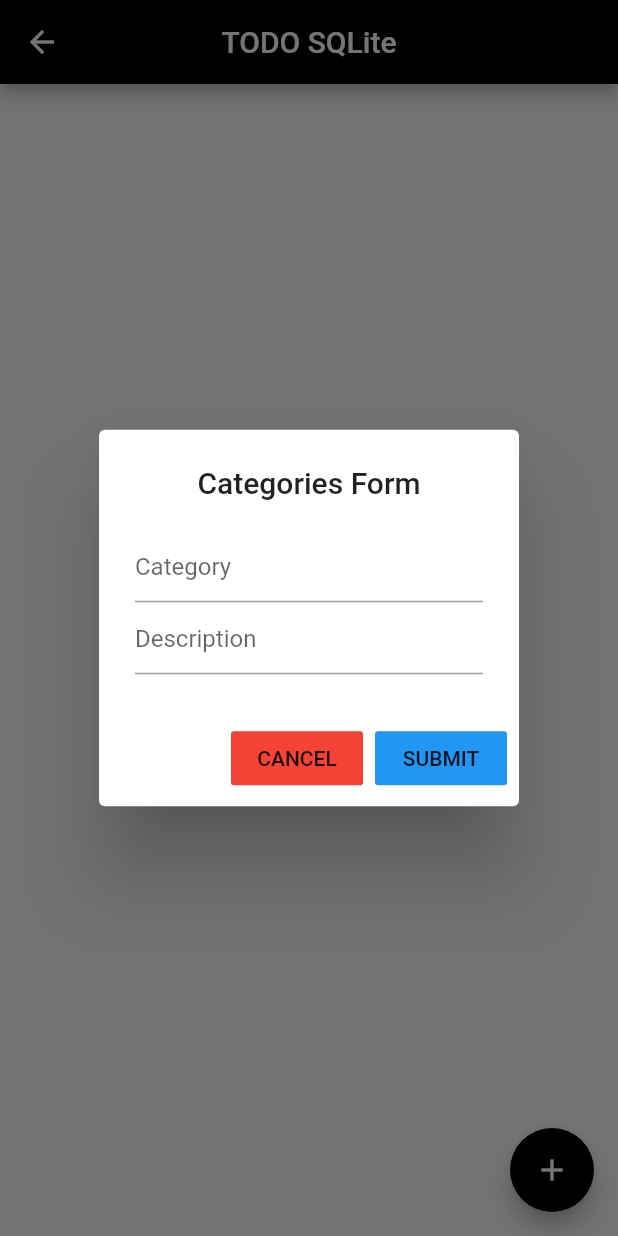
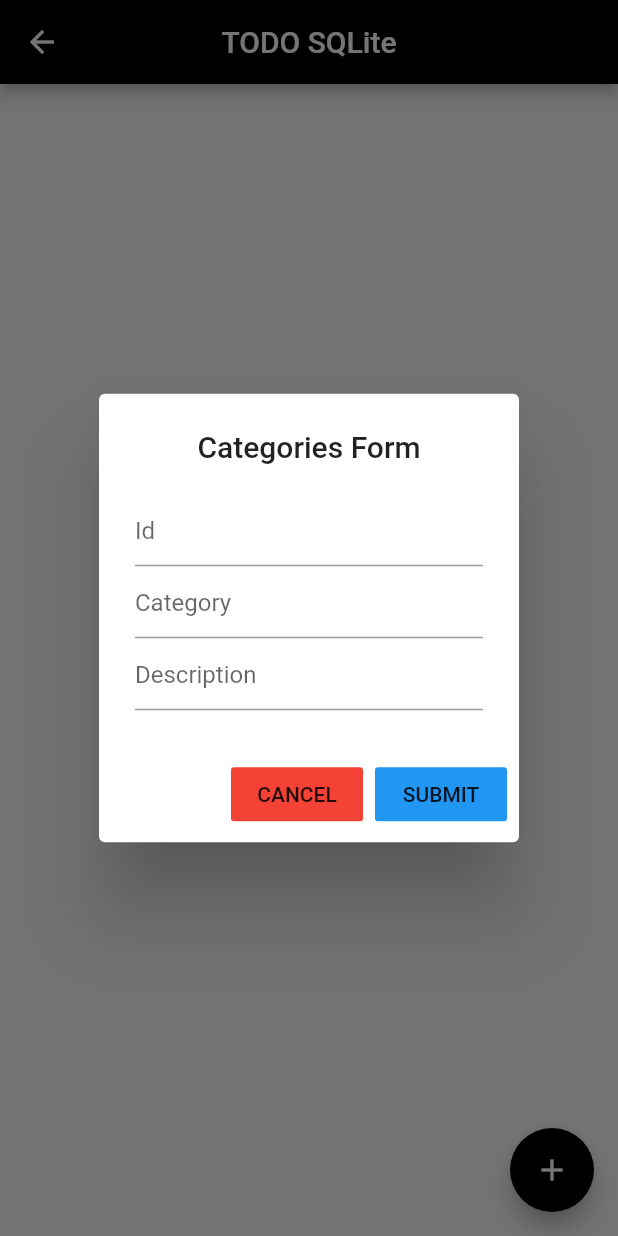
Before and after one commit to harshgupta80700/TODO_SQLite, a Flutter app: the Categories screen opened by its route, after a tap on the "add" icon, on a phone screen of 412 x 824 dp. Run offline on Flutter 3.47's test engine with Material 2 defaults, Android fonts, the phone set to English and light mode, and no system bars; our stand-ins replace sqflite; accounts and stored records are empty; network calls fail.

```diff
--- a/lib/repositories/repositories.dart
+++ b/lib/repositories/repositories.dart
@@ -1,4 +1,5 @@
 import 'package:sqflite/sqflite.dart';
+import 'package:todo_sqlite/models/categories.dart';
 import 'package:todo_sqlite/repositories/database_connection.dart';
 
 class Repositories{
@@ -22,4 +23,18 @@ class Repositories{
     return await connection.insert(table, data);
   }
 
+  Future<List<CategoriesModel>> readData(table) async{
+    var connection = await database;
+    final List<Map<String,dynamic>> maps =  await connection.query(table);
+    return List.generate(maps.length, (index){
+      CategoriesModel categoriesModel;
+      categoriesModel.id = maps[index]['id'];
+      categoriesModel.name = maps[index]['name'];
+      categoriesModel.desc = maps[index]['desc'];
+      return categoriesModel;
+    });
+
+
+  }
+
 }
--- a/lib/services/category_service.dart
+++ b/lib/services/category_service.dart
@@ -13,4 +13,8 @@ class CategoryService{
     return await _repositories.insertData('categories',categories.categoryMap());
   }
 
+  Future<List<CategoriesModel>> readCategories() async{
+    return _repositories.readData('categories');
+  }
+
 }
--- a/lib/views/categories.dart
+++ b/lib/views/categories.dart
@@ -12,9 +12,16 @@ class _CategoriesState extends State<Categories> {
 
   TextEditingController _categoryTextEditingController = TextEditingController();
   TextEditingController _descriptionTextEditingController = TextEditingController();
+  TextEditingController _idTextEditingController = TextEditingController();
 
   CategoriesModel categories = CategoriesModel();
   CategoryService categoryService = CategoryService();
+  List<CategoriesModel> _categoriesList;
+
+  getAllCategories() async{
+    print(categoryService.readCategories());
+    print("category list = " + _categoriesList.toString());
+  }
 
   _showCategoriesForm(BuildContext context){
     return showDialog(
@@ -29,12 +36,21 @@ class _CategoriesState extends State<Categories> {
               FlatButton(onPressed: (){
                 categories.name = _categoryTextEditingController.text;
                 categories.desc = _descriptionTextEditingController.text;
-                categoryService.saveCategories(categories);
+                categories.id = int.parse(_idTextEditingController.text);
+                var result = categoryService.saveCategories(categories);
+                print(result);
+                Navigator.pop(context);
               }, child: Text("SUBMIT"),color: Colors.blue)
             ],
             content: Column(
               mainAxisSize: MainAxisSize.min,
               children: [
+                TextFormField(
+                  controller: _idTextEditingController,
+                  decoration: InputDecoration(
+                      hintText: "Id"
+                  ),
+                ),
                 TextFormField(
                   controller: _categoryTextEditingController,
                   decoration: InputDecoration(
@@ -56,6 +72,12 @@ class _CategoriesState extends State<Categories> {
   }
 
   @override
+  void initState() {
+    super.initState();
+    getAllCategories();
+  }
+
+  @override
   Widget build(BuildContext context) {
     return Scaffold(
       appBar: getAppBar(),
```
